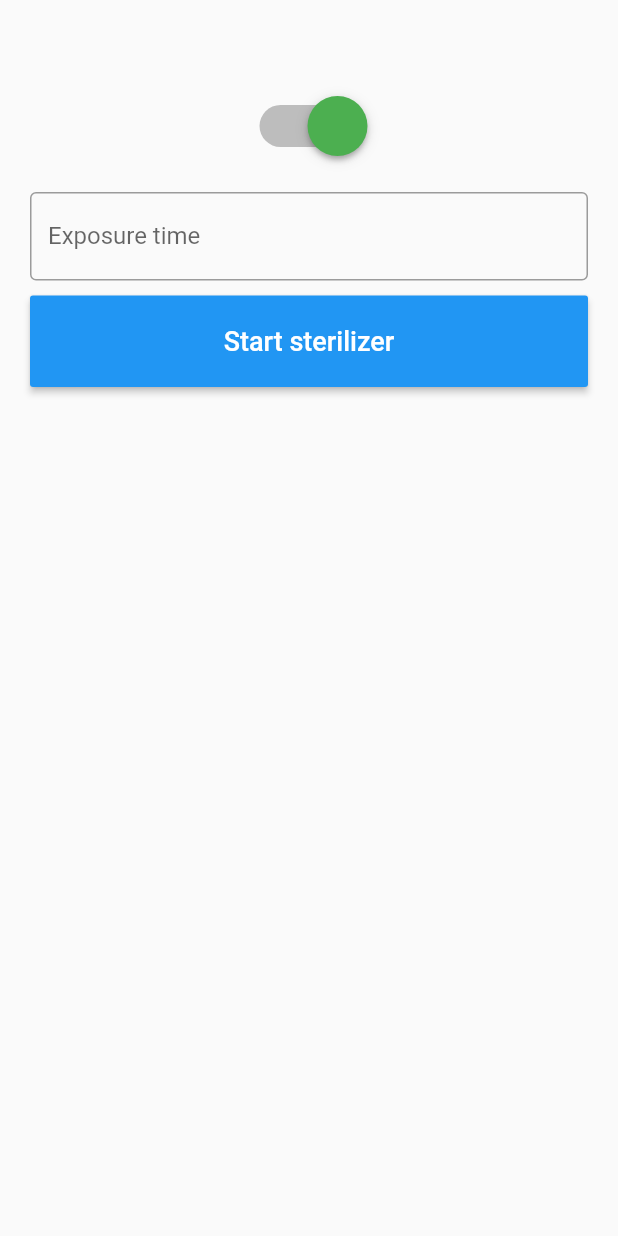
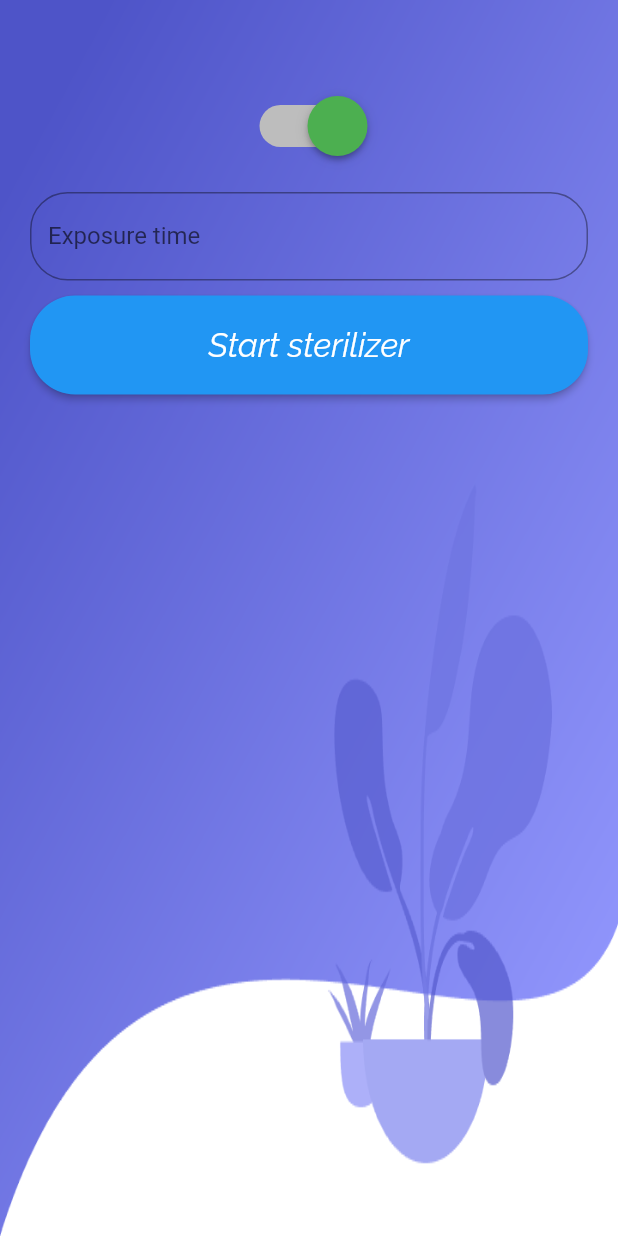
Before and after one commit to ghozlene/strilizerPFE, a Flutter app: the MyFlutterForm screen opened directly, on a phone screen of 412 x 824 dp. Run offline on Flutter 3.47's test engine with Material 2 defaults, Android fonts, the light colour scheme and no system bars; our stand-ins replace font_awesome_flutter, google_fonts, simple_animations, toggle_switch; missing offline and left inert: dart:ffi, qr_code_scanner.

Commit message:
applying some style

```diff
--- a/lib/formule.dart
+++ b/lib/formule.dart
@@ -38,8 +38,13 @@ class _MyFlutterFormState extends State<MyFlutterForm> {
   @override
   Widget build(BuildContext context) {
     return Scaffold(
+      backgroundColor: Colors.white,
       body: Builder(
         builder: (context) => Container(
+          decoration: BoxDecoration(
+              image: DecorationImage(
+                  image: AssetImage('assets/images/background.png'),
+                  fit: BoxFit.fill)),
           height: MediaQuery.of(context).size.height,
           padding: EdgeInsets.only(top: 30),
           alignment: Alignment.center,
@@ -66,8 +71,14 @@ class _MyFlutterFormState extends State<MyFlutterForm> {
                                 height: 10.0,
                               ),
                               TextFormField(
+                                cursorColor: Colors.blue,
                                 decoration: InputDecoration(
-                                  border: OutlineInputBorder(),
+                                  border: OutlineInputBorder(
+                                    borderRadius:
+                                        new BorderRadius.circular(25.0),
+                                    borderSide: BorderSide(
+                                        color: Color.fromARGB(255, 3, 95, 253)),
+                                  ),
                                   suffix: Text('cm'),
                                   suffixStyle:
                                       const TextStyle(color: Colors.green),
@@ -86,7 +97,13 @@ class _MyFlutterFormState extends State<MyFlutterForm> {
                               ),
                               TextFormField(
                                 decoration: InputDecoration(
-                                    border: OutlineInputBorder(),
+                                    border: OutlineInputBorder(
+                                      borderRadius:
+                                          new BorderRadius.circular(25.0),
+                                      borderSide: BorderSide(
+                                          color:
+                                              Color.fromARGB(255, 3, 95, 253)),
+                                    ),
                                     suffix: Text('W'),
                                     suffixStyle:
                                         const TextStyle(color: Colors.green),
@@ -104,7 +121,12 @@ class _MyFlutterFormState extends State<MyFlutterForm> {
                               ),
                               TextFormField(
                                 decoration: InputDecoration(
-                                  border: OutlineInputBorder(),
+                                  border: OutlineInputBorder(
+                                    borderRadius:
+                                        new BorderRadius.circular(25.0),
+                                    borderSide: BorderSide(
+                                        color: Color.fromARGB(255, 3, 95, 253)),
+                                  ),
                                   suffix: Text('J/cm^2'),
                                   suffixStyle:
                                       const TextStyle(color: Colors.green),
@@ -123,7 +145,12 @@ class _MyFlutterFormState extends State<MyFlutterForm> {
                               ),
                               TextFormField(
                                 decoration: InputDecoration(
-                                  border: OutlineInputBorder(),
+                                  border: OutlineInputBorder(
+                                    borderRadius:
+                                        new BorderRadius.circular(25.0),
+                                    borderSide: BorderSide(
+                                        color: Color.fromARGB(255, 3, 95, 253)),
+                                  ),
                                   suffixStyle:
                                       const TextStyle(color: Colors.green),
                                   suffix: Text('cm'),
@@ -142,7 +169,12 @@ class _MyFlutterFormState extends State<MyFlutterForm> {
                               ),
                               TextFormField(
                                 decoration: InputDecoration(
-                                  border: OutlineInputBorder(),
+                                  border: OutlineInputBorder(
+                                    borderRadius:
+                                        new BorderRadius.circular(25.0),
+                                    borderSide: BorderSide(
+                                        color: Color.fromARGB(255, 3, 95, 253)),
+                                  ),
                                   suffixStyle:
                                       const TextStyle(color: Colors.green),
                                   suffix: Text('min'),
@@ -162,6 +194,10 @@ class _MyFlutterFormState extends State<MyFlutterForm> {
                               SizedBox(
                                 width: double.infinity,
                                 child: RaisedButton(
+                                  shape: new RoundedRectangleBorder(
+                                    borderRadius:
+                                        new BorderRadius.circular(30.0),
+                                  ),
                                   color: Colors.blue,
                                   onPressed: () {
                                     if (exposureController.text != "" ||
@@ -204,7 +240,10 @@ class _MyFlutterFormState extends State<MyFlutterForm> {
                                   child: Text(
                                     'Calculate exposure time',
                                     style: TextStyle(
-                                      fontSize: 18.0,
+                                      color: Colors.white,
+                                      fontFamily: 'Raleway',
+                                      fontStyle: FontStyle.italic,
+                                      fontSize: 22.0,
                                     ),
                                   ),
                                 ),
@@ -215,6 +254,10 @@ class _MyFlutterFormState extends State<MyFlutterForm> {
                               SizedBox(
                                 width: double.infinity,
                                 child: RaisedButton(
+                                  shape: new RoundedRectangleBorder(
+                                    borderRadius:
+                                        new BorderRadius.circular(30.0),
+                                  ),
                                   onPressed: () => {},
                                   color: Colors.blue,
                                   textColor: Colors.white,
@@ -223,7 +266,10 @@ class _MyFlutterFormState extends State<MyFlutterForm> {
                                   child: Text(
                                     'Start sterilizer',
                                     style: TextStyle(
-                                      fontSize: 18.0,
+                                      color: Colors.white,
+                                      fontFamily: 'Raleway',
+                                      fontStyle: FontStyle.italic,
+                                      fontSize: 22.0,
                                     ),
                                   ),
                                 ),
@@ -242,7 +288,12 @@ class _MyFlutterFormState extends State<MyFlutterForm> {
                               ),
                               TextFormField(
                                 decoration: InputDecoration(
-                                  border: OutlineInputBorder(),
+                                  border: OutlineInputBorder(
+                                    borderRadius:
+                                        new BorderRadius.circular(25.0),
+                                    borderSide: BorderSide(
+                                        color: Color.fromARGB(255, 3, 95, 253)),
+                                  ),
                                   suffixStyle:
                                       const TextStyle(color: Colors.green),
                                   suffix: Text('min'),
@@ -262,6 +313,10 @@ class _MyFlutterFormState extends State<MyFlutterForm> {
                               SizedBox(
                                 width: double.infinity,
                                 child: RaisedButton(
+                                  shape: new RoundedRectangleBorder(
+                                    borderRadius:
+                                        new BorderRadius.circular(30.0),
+                                  ),
                                   onPressed: () => {},
                                   color: Colors.blue,
                                   textColor: Colors.white,
@@ -270,7 +325,10 @@ class _MyFlutterFormState extends State<MyFlutterForm> {
                                   child: Text(
                                     'Start sterilizer',
                                     style: TextStyle(
-                                      fontSize: 18.0,
+                                      color: Colors.white,
+                                      fontFamily: 'Raleway',
+                                      fontStyle: FontStyle.italic,
+                                      fontSize: 22.0,
                                     ),
                                   ),
                                 ),
--- a/lib/welcome_page.dart
+++ b/lib/welcome_page.dart
@@ -140,11 +140,12 @@ class HomePage extends StatelessWidget {
                                 ),
                               );
                             },
-                            color: Color.fromRGBO(143, 148, 251, 1),
+                            color: Colors.blue,
+                            textColor: Colors.white,
                             child: Text(
-                              "scanner ",
+                              "Start scanning ",
                               style: TextStyle(
-                                color: Colors.black,
+                                color: Colors.white,
                                 fontFamily: 'Raleway',
                                 fontStyle: FontStyle.italic,
                                 fontSize: 22.0,
```
